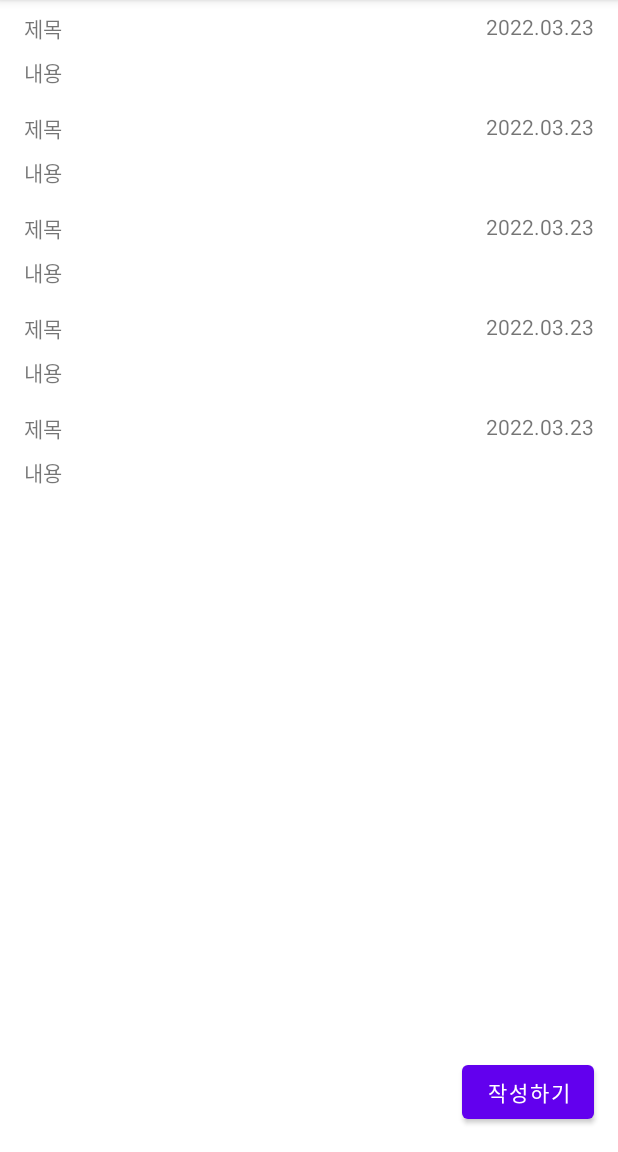
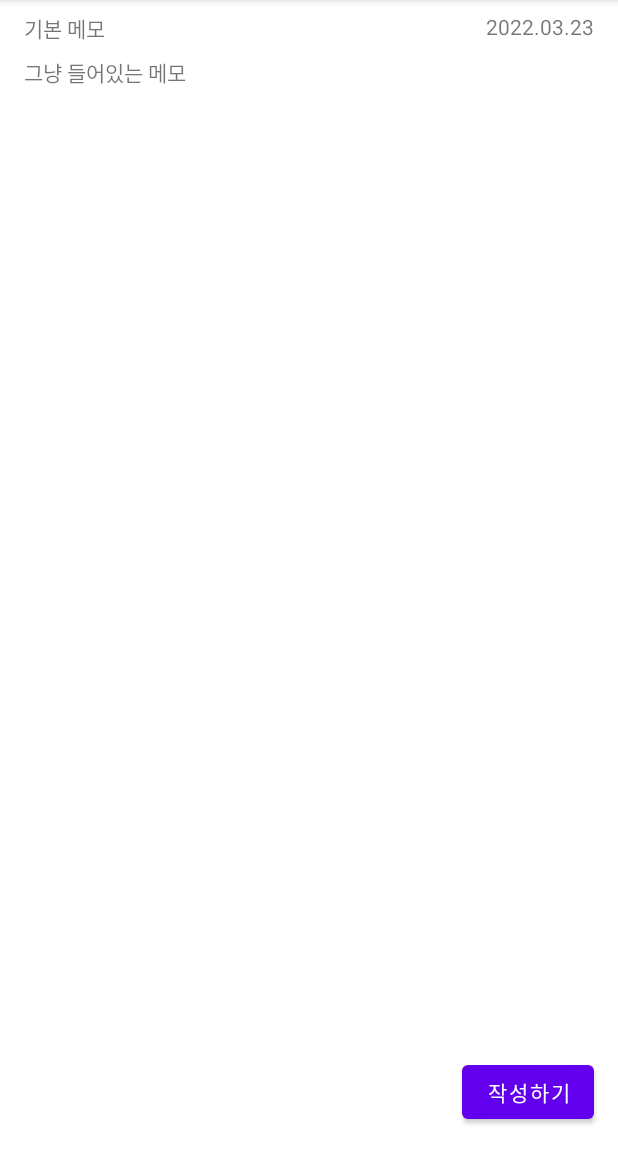
Before and after one commit to MalibinStudy/TryMVVM, an Android app: the screen it shows after launch (DiariesActivity), on a phone screen of 412 x 824 dp, the part 84-1236 px from its top. Run offline under Robolectric (Android 15) with nearby library versions, the phone set to English and light mode, and no system bars; our stand-ins replace data binding.

Commit message:
메모리 달아놓음

```diff
--- /dev/null
+++ b/app/src/main/java/com/malibin/study/trying/mvvm/data/DiaryMemory.kt
@@ -0,0 +1,22 @@
+package com.malibin.study.trying.mvvm.data
+
+import com.malibin.study.trying.mvvm.domain.Diary
+import java.util.*
+
+object DiaryMemory {
+    private val diaries: MutableMap<String, Diary> = mutableMapOf(
+        "first" to Diary("first", "기본 메모", "그냥 들어있는 메모", Date())
+    )
+
+    fun saveDiary(diary: Diary) {
+        diaries[diary.id] = diary
+    }
+
+    fun getDiary(id: String): Diary {
+        return diaries[id] ?: error("cannot find diary id of $id")
+    }
+
+    fun getAllDiaries(): List<Diary> {
+        return diaries.map { it.value }
+    }
+}
--- a/app/src/main/java/com/malibin/study/trying/mvvm/presentation/diary/DiariesActivity.kt
+++ b/app/src/main/java/com/malibin/study/trying/mvvm/presentation/diary/DiariesActivity.kt
@@ -8,10 +8,10 @@ import androidx.activity.result.ActivityResult
 import androidx.activity.result.ActivityResultLauncher
 import androidx.activity.result.contract.ActivityResultContracts
 import androidx.appcompat.app.AppCompatActivity
+import com.malibin.study.trying.mvvm.data.DiaryMemory
 import com.malibin.study.trying.mvvm.databinding.ActivityDiariesBinding
 import com.malibin.study.trying.mvvm.domain.Diary
 import com.malibin.study.trying.mvvm.presentation.diary.edit.EditDiaryActivity
-import java.util.*
 
 class DiariesActivity : AppCompatActivity() {
 
@@ -28,8 +28,11 @@ class DiariesActivity : AppCompatActivity() {
                 onEditMemoFinished(it)
             }
         initView()
+    }
 
-        diariesAdapter.submitList(STUB_DIARIES)
+    override fun onResume() {
+        super.onResume()
+        diariesAdapter.submitList(DiaryMemory.getAllDiaries())
     }
 
     private fun initView() {
@@ -61,14 +64,4 @@ class DiariesActivity : AppCompatActivity() {
     private fun showToast(message: String) {
         Toast.makeText(this, message, Toast.LENGTH_SHORT).show()
     }
-
-    companion object {
-        val STUB_DIARIES = listOf(
-            Diary("0", "제목", "내용", Date()),
-            Diary("1", "제목", "내용", Date()),
-            Diary("2", "제목", "내용", Date()),
-            Diary("3", "제목", "내용", Date()),
-            Diary("4", "제목", "내용", Date()),
-        )
-    }
 }
--- a/app/src/main/res/layout/activity_edit_diary.xml
+++ b/app/src/main/res/layout/activity_edit_diary.xml
@@ -6,7 +6,7 @@
     <data>
 
         <variable
-            name="memo"
+            name="diary"
             type="com.malibin.study.trying.mvvm.domain.Diary" />
     </data>
 
```
Also changed, not shown: app/src/main/java/com/malibin/study/trying/mvvm/presentation/diary/edit/EditDiaryActivity.kt (+23 -0 lines).
